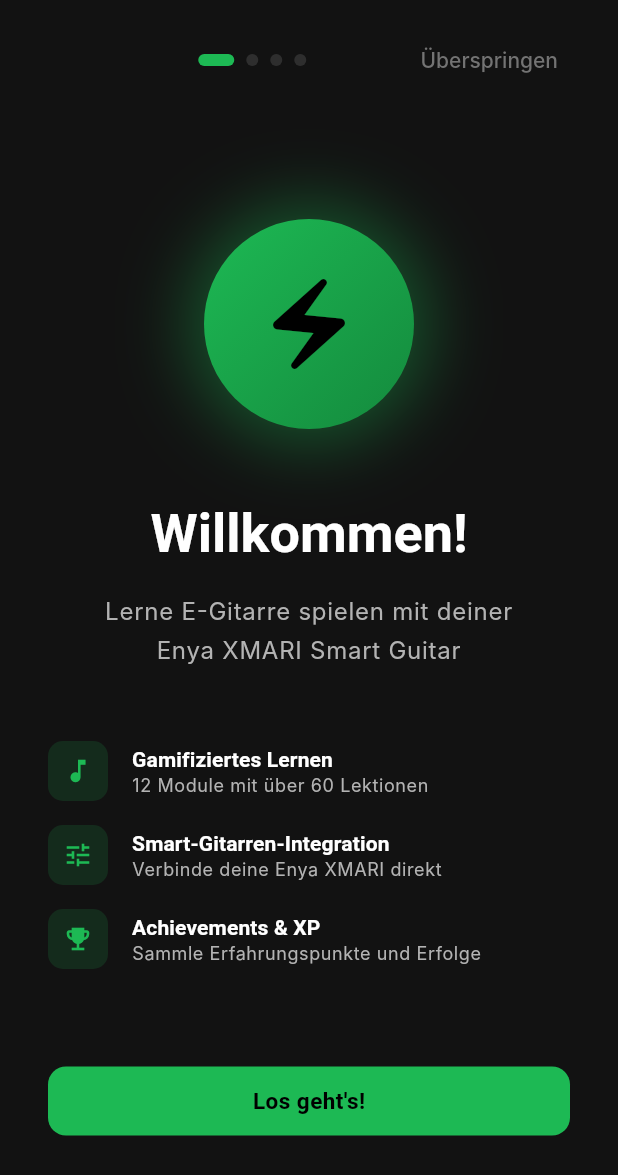
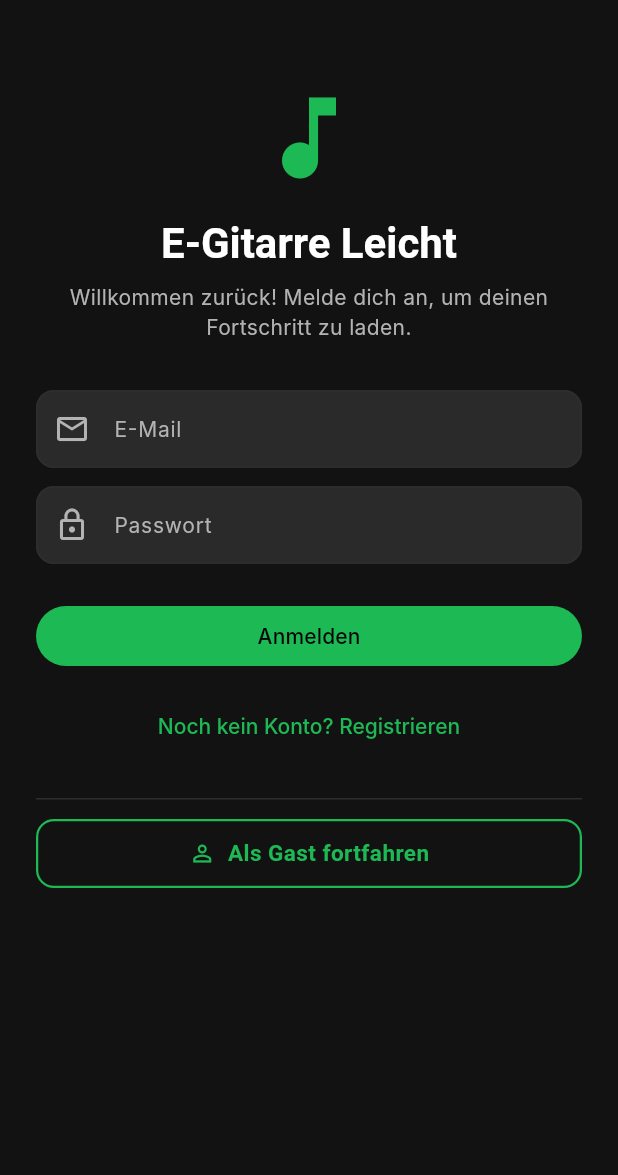
Before and after one commit to manuelbrandner85/Enya-gitarre-learn, a Flutter app: the screen it shows after launch, on a phone screen of 412 x 824 dp. Shown: the top 1175 px of the screen. Run offline on Flutter 3.47's test engine with Material 3 defaults, Android fonts, the phone set to English and light mode, and no system bars; drawn by our look-alikes of flutter_animate; our stand-ins replace confetti, drift, fl_chart, flutter_blue_plus, flutter_riverpod, freezed_annotation and 8 more; missing offline and left inert: audio_waveforms, flame, record; accounts and stored records are empty; generated files the repository leaves out were written again; Roboto replaces fonts that are missing (Inter, Poppins).

Commit message:
feat: Supabase integration (auth + cloud sync) replacing Firebase
Backend (Supabase project bosxikglcxojjcehbgcg, eu-central-1):
- Schema migration creating 9 tables: profiles, module_progress,
  lesson_progress, exercise_results, spaced_repetition_items,
  achievements, practice_sessions, recordings, daily_stats
- Row-Level Security on every table — users can only access their own rows
- Auto-create profile trigger on auth.users insert
- Storage bucket 'recordings' (private, 50 MB cap, audio MIME whitelist)
  with per-user folder RLS policies

App:
- supabase_flutter ^2.8.0 added to pubspec
- SupabaseConfig with project URL and anon key
- SupabaseSyncService with auth, profile fetch/upsert, lesson progress,
  exercise results, module progress, achievements, practice sessions,
  signed recording URLs and uploads
- supabaseClientProvider, supabaseSyncProvider, authStateStreamProvider,
  currentSupabaseUserProvider added to app_providers.dart
- Supabase.initialize() in main.dart (gracefully degrades if offline)
- AuthScreen (German) with sign-in / sign-up / continue-as-guest
- Router redirects to /auth when no Supabase user, then /onboarding
  or /home/lessons based on onboarding state

APK: build/app/outputs/flutter-apk/app-release.apk (64.4 MB)

https://claude.ai/code/session_011UsMrWwAcntPDohRAP9aNk

```diff
--- /dev/null
+++ b/lib/features/auth/screens/auth_screen.dart
@@ -0,0 +1,191 @@
+import 'package:flutter/material.dart';
+import 'package:flutter_riverpod/flutter_riverpod.dart';
+import 'package:go_router/go_router.dart';
+
+import 'package:enya_gitarre_learn/core/providers/app_providers.dart';
+
+/// Combined sign-in / sign-up / continue-as-guest screen backed by Supabase.
+class AuthScreen extends ConsumerStatefulWidget {
+  const AuthScreen({super.key});
+
+  @override
+  ConsumerState<AuthScreen> createState() => _AuthScreenState();
+}
+
+class _AuthScreenState extends ConsumerState<AuthScreen> {
+  final _formKey = GlobalKey<FormState>();
+  final _emailCtrl = TextEditingController();
+  final _passwordCtrl = TextEditingController();
+  final _usernameCtrl = TextEditingController();
+  bool _isSignUp = false;
+  bool _busy = false;
+  String? _error;
+
+  @override
+  void dispose() {
+    _emailCtrl.dispose();
+    _passwordCtrl.dispose();
+    _usernameCtrl.dispose();
+    super.dispose();
+  }
+
+  Future<void> _submit() async {
+    if (!(_formKey.currentState?.validate() ?? false)) return;
+    setState(() {
+      _busy = true;
+      _error = null;
+    });
+    final sync = ref.read(supabaseSyncProvider);
+    try {
+      if (_isSignUp) {
+        await sync.signUpEmail(
+          email: _emailCtrl.text.trim(),
+          password: _passwordCtrl.text,
+          username: _usernameCtrl.text.trim(),
+        );
+      } else {
+        await sync.signInEmail(
+          email: _emailCtrl.text.trim(),
+          password: _passwordCtrl.text,
+        );
+      }
+      if (mounted) context.go('/home');
+    } catch (e) {
+      setState(() => _error = e.toString());
+    } finally {
+      if (mounted) setState(() => _busy = false);
+    }
+  }
+
+  Future<void> _continueAsGuest() async {
+    setState(() {
+      _busy = true;
+      _error = null;
+    });
+    final sync = ref.read(supabaseSyncProvider);
+    try {
+      await sync.signInAnonymously();
+      if (mounted) context.go('/home');
+    } catch (e) {
+      // Anonymous auth might be disabled; fall back to local-only mode.
+      if (mounted) context.go('/home');
+    } finally {
+      if (mounted) setState(() => _busy = false);
+    }
+  }
+
+  @override
+  Widget build(BuildContext context) {
+    final theme = Theme.of(context);
+    return Scaffold(
+      body: SafeArea(
+        child: SingleChildScrollView(
+          padding: const EdgeInsets.all(24),
+          child: Form(
+            key: _formKey,
+            child: Column(
+              crossAxisAlignment: CrossAxisAlignment.stretch,
+              children: [
+                const SizedBox(height: 32),
+                Icon(Icons.music_note, size: 72, color: theme.colorScheme.primary),
+                const SizedBox(height: 16),
+                Text(
+                  'E-Gitarre Leicht',
+                  textAlign: TextAlign.center,
+                  style: theme.textTheme.headlineMedium?.copyWith(
+                    fontWeight: FontWeight.bold,
+                  ),
+                ),
+                const SizedBox(height: 8),
+                Text(
+                  _isSignUp
+                      ? 'Erstelle dein Konto und sichere deinen Fortschritt.'
+                      : 'Willkommen zurück! Melde dich an, um deinen Fortschritt zu laden.',
+                  textAlign: TextAlign.center,
+                  style: theme.textTheme.bodyMedium?.copyWith(
+                    color: theme.colorScheme.onSurfaceVariant,
+                  ),
+                ),
+                const SizedBox(height: 32),
+                if (_isSignUp)
+                  TextFormField(
+                    controller: _usernameCtrl,
+                    decoration: const InputDecoration(
+                      labelText: 'Benutzername',
+                      prefixIcon: Icon(Icons.person_outline),
+                    ),
+                    textInputAction: TextInputAction.next,
+                  ),
+                if (_isSignUp) const SizedBox(height: 12),
+                TextFormField(
+                  controller: _emailCtrl,
+                  decoration: const InputDecoration(
+                    labelText: 'E-Mail',
+                    prefixIcon: Icon(Icons.email_outlined),
+                  ),
+                  keyboardType: TextInputType.emailAddress,
+                  textInputAction: TextInputAction.next,
+                  validator: (v) => v != null && v.contains('@')
+                      ? null
+                      : 'Bitte E-Mail eingeben',
+                ),
+                const SizedBox(height: 12),
+                TextFormField(
+                  controller: _passwordCtrl,
+                  decoration: const InputDecoration(
+                    labelText: 'Passwort',
+                    prefixIcon: Icon(Icons.lock_outline),
+                  ),
+                  obscureText: true,
+                  textInputAction: TextInputAction.done,
+                  onFieldSubmitted: (_) => _submit(),
+                  validator: (v) => v != null && v.length >= 6
+                      ? null
+                      : 'Mindestens 6 Zeichen',
+                ),
+                if (_error != null) ...[
+                  const SizedBox(height: 16),
+                  Text(
+                    _error!,
+                    style: TextStyle(color: theme.colorScheme.error),
+                    textAlign: TextAlign.center,
+                  ),
+                ],
+                const SizedBox(height: 24),
+                FilledButton(
+                  onPressed: _busy ? null : _submit,
+                  child: _busy
+                      ? const SizedBox(
+                          height: 20,
+                          width: 20,
+                          child: CircularProgressIndicator(strokeWidth: 2),
+                        )
+                      : Text(_isSignUp ? 'Registrieren' : 'Anmelden'),
+                ),
+                const SizedBox(height: 12),
+                TextButton(
+                  onPressed: _busy
+                      ? null
+                      : () => setState(() => _isSignUp = !_isSignUp),
+                  child: Text(
+                    _isSignUp
+                        ? 'Schon ein Konto? Anmelden'
+                        : 'Noch kein Konto? Registrieren',
+                  ),
+                ),
+                const SizedBox(height: 24),
+                const Divider(),
+                const SizedBox(height: 12),
+                OutlinedButton.icon(
+                  onPressed: _busy ? null : _continueAsGuest,
+                  icon: const Icon(Icons.person_outline),
+                  label: const Text('Als Gast fortfahren'),
+                ),
+              ],
+            ),
+          ),
+        ),
+      ),
+    );
+  }
+}
```
Also changed, not shown: lib/app/router.dart (+9 -1 lines), lib/core/providers/app_providers.dart (+26 -0 lines), lib/core/supabase/supabase_config.dart (added, +14 -0 lines), lib/core/supabase/supabase_sync_service.dart (added, +281 -0 lines), lib/main.dart (+15 -1 lines), pubspec.yaml (+2 -6 lines), lib/app/router.g.dart, pubspec.lock.
